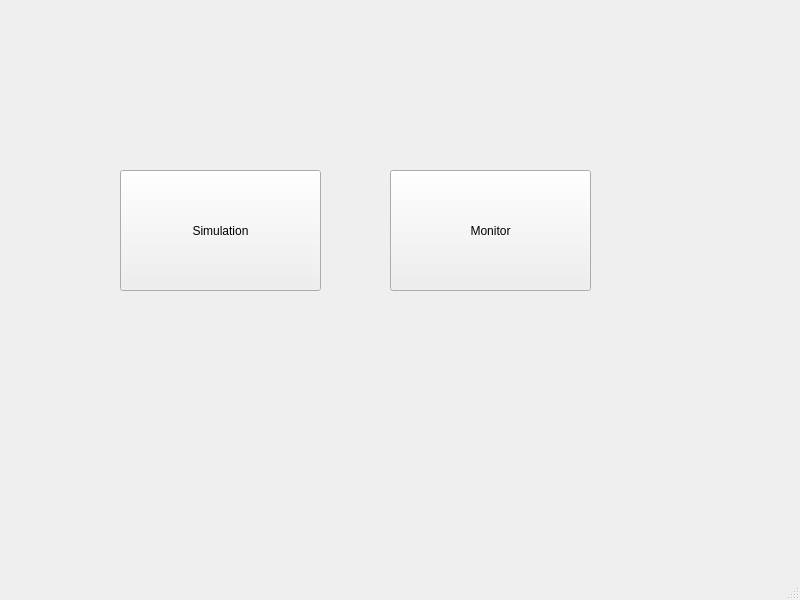
bitschieber/ISFDesktopControl, file startwindow.ui: the form before one commit.
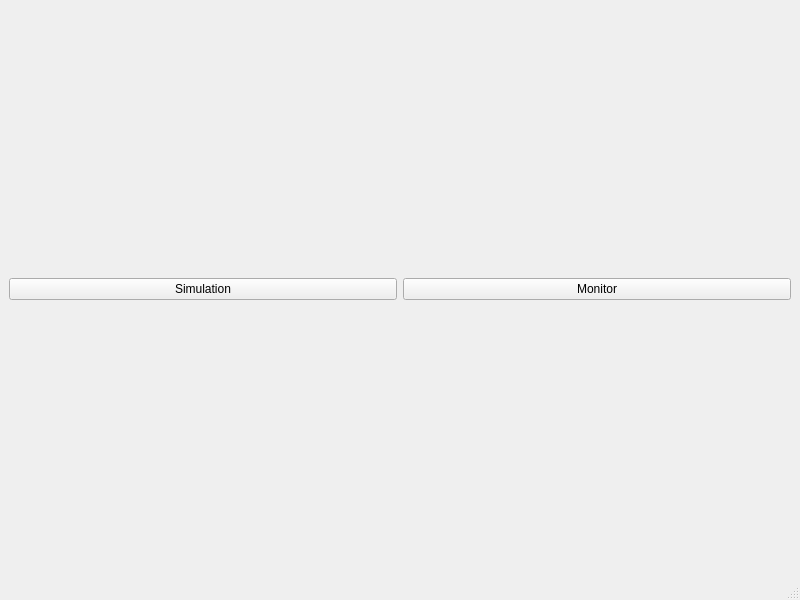
The form after the commit.

The edit to the form file:
```diff
--- a/startwindow.ui
+++ b/startwindow.ui
@@ -14,32 +14,26 @@
    <string>MainWindow</string>
   </property>
   <widget class="QWidget" name="centralwidget">
+   <layout class="QGridLayout" name="gridLayout_2">
+    <item row="1" column="0">
+     <layout class="QGridLayout" name="gridLayout">
+      <item row="0" column="0">
    <widget class="QPushButton" name="pushButtonSimulationMode">
-    <property name="geometry">
-     <rect>
-      <x>120</x>
-      <y>170</y>
-      <width>201</width>
-      <height>121</height>
-     </rect>
-    </property>
     <property name="text">
      <string>Simulation</string>
     </property>
    </widget>
+      </item>
+      <item row="0" column="1">
    <widget class="QPushButton" name="pushButtonMonitorMode">
-    <property name="geometry">
-     <rect>
-      <x>390</x>
-      <y>170</y>
-      <width>201</width>
-      <height>121</height>
-     </rect>
-    </property>
     <property name="text">
      <string>Monitor</string>
     </property>
    </widget>
+      </item>
+     </layout>
+    </item>
+   </layout>
   </widget>
   <widget class="QMenuBar" name="menubar">
    <property name="geometry">
```
Lines whose indentation alone changed are shown as unchanged.
